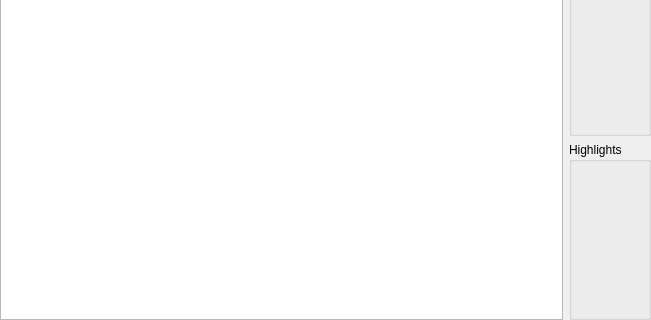
Qt form xvisualizationwidget.ui (horsicq/XVisualizationWidget) before a commit; both pictures show x 0 to 651 and y 277 to 597 of the 651 by 597 pixel window.
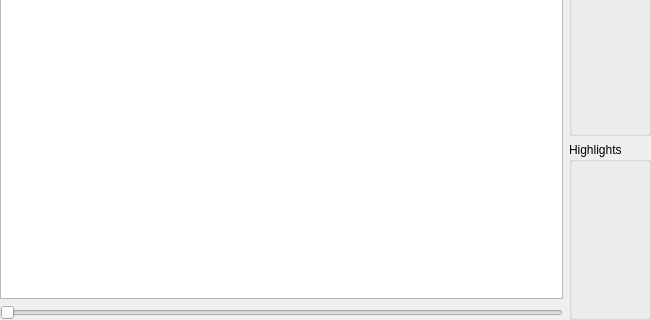
The same form after that commit.

What changed in the file:
```diff
--- a/xvisualizationwidget.ui
+++ b/xvisualizationwidget.ui
@@ -13,7 +13,7 @@
   <property name="windowTitle">
    <string>Form</string>
   </property>
-  <layout class="QVBoxLayout" name="verticalLayout_3">
+  <layout class="QVBoxLayout" name="verticalLayout_4">
    <property name="leftMargin">
     <number>0</number>
    </property>
@@ -76,7 +76,18 @@
    <item>
     <layout class="QHBoxLayout" name="horizontalLayout_2">
      <item>
-      <widget class="QGraphicsView" name="graphicsViewResult"/>
+      <layout class="QVBoxLayout" name="verticalLayout_3">
+       <item>
+        <widget class="QGraphicsView" name="graphicsViewResult"/>
+       </item>
+       <item>
+        <widget class="QSlider" name="horizontalSliderZoom">
+         <property name="orientation">
+          <enum>Qt::Horizontal</enum>
+         </property>
+        </widget>
+       </item>
+      </layout>
      </item>
      <item>
       <layout class="QVBoxLayout" name="verticalLayout_2">
```
